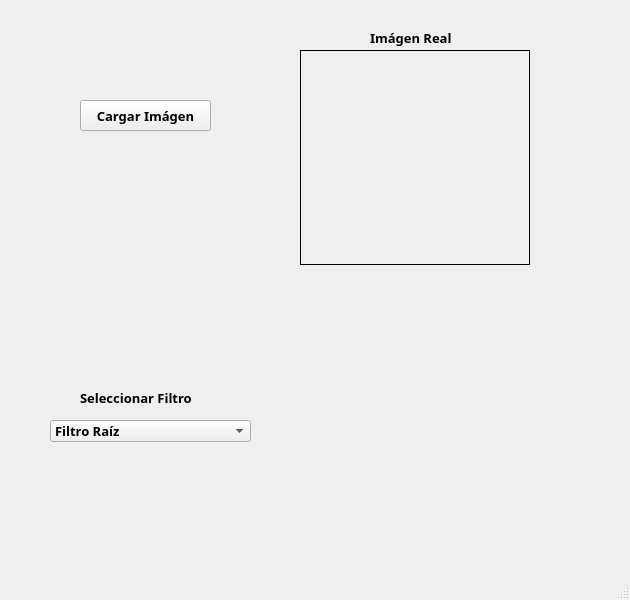
mrevilca31/IPDI-Practica-3-Vilca-Misael, file interfaz.ui: the form before one commit.
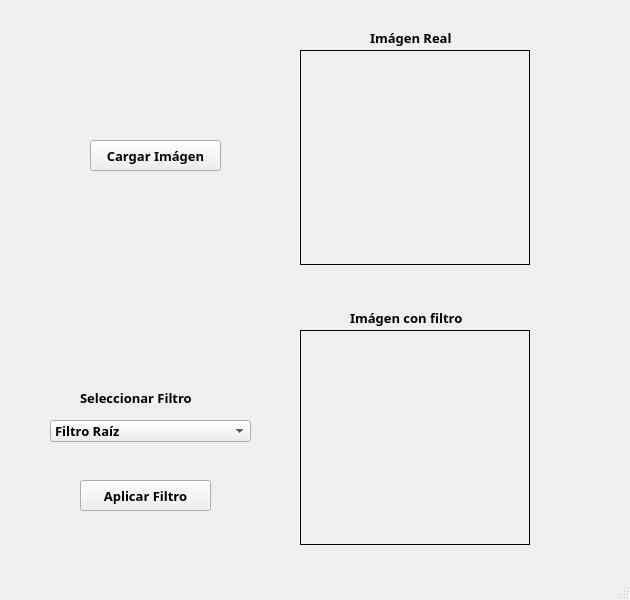
The form after the commit. Icons and pictures are not drawn.

Commit message: Se añade funcionalidad de aplicacion de filtros

The edit to the form file:
```diff
--- a/interfaz.ui
+++ b/interfaz.ui
@@ -43,7 +43,7 @@
     <property name="geometry">
      <rect>
       <x>300</x>
-      <y>310</y>
+      <y>330</y>
       <width>230</width>
       <height>215</height>
      </rect>
@@ -51,6 +51,9 @@
     <property name="autoFillBackground">
      <bool>false</bool>
     </property>
+    <property name="frameShape">
+     <enum>QFrame::Box</enum>
+    </property>
     <property name="text">
      <string/>
     </property>
@@ -64,8 +67,8 @@
    <widget class="QPushButton" name="cargarImagen">
     <property name="geometry">
      <rect>
-      <x>80</x>
-      <y>100</y>
+      <x>90</x>
+      <y>140</y>
       <width>131</width>
       <height>31</height>
      </rect>
@@ -163,6 +166,51 @@
      <string>Seleccionar Filtro</string>
     </property>
    </widget>
+   <widget class="QPushButton" name="btn_aplicarFiltro">
+    <property name="geometry">
+     <rect>
+      <x>80</x>
+      <y>480</y>
+      <width>131</width>
+      <height>31</height>
+     </rect>
+    </property>
+    <property name="font">
+     <font>
+      <family>JetBrains Mono ExtraBold</family>
+      <pointsize>10</pointsize>
+      <weight>75</weight>
+      <bold>true</bold>
+     </font>
+    </property>
+    <property name="cursor">
+     <cursorShape>PointingHandCursor</cursorShape>
+    </property>
+    <property name="text">
+     <string>Aplicar Filtro</string>
+    </property>
+   </widget>
+   <widget class="QLabel" name="label_3">
+    <property name="geometry">
+     <rect>
+      <x>350</x>
+      <y>310</y>
+      <width>141</width>
+      <height>16</height>
+     </rect>
+    </property>
+    <property name="font">
+     <font>
+      <family>JetBrains Mono ExtraBold</family>
+      <pointsize>10</pointsize>
+      <weight>75</weight>
+      <bold>true</bold>
+     </font>
+    </property>
+    <property name="text">
+     <string>Imágen con filtro</string>
+    </property>
+   </widget>
   </widget>
   <widget class="QMenuBar" name="menubar">
    <property name="geometry">
```
Left out of the diff: 7 changed lines with no effect on the pictures. The commit also changes 3 other files.
